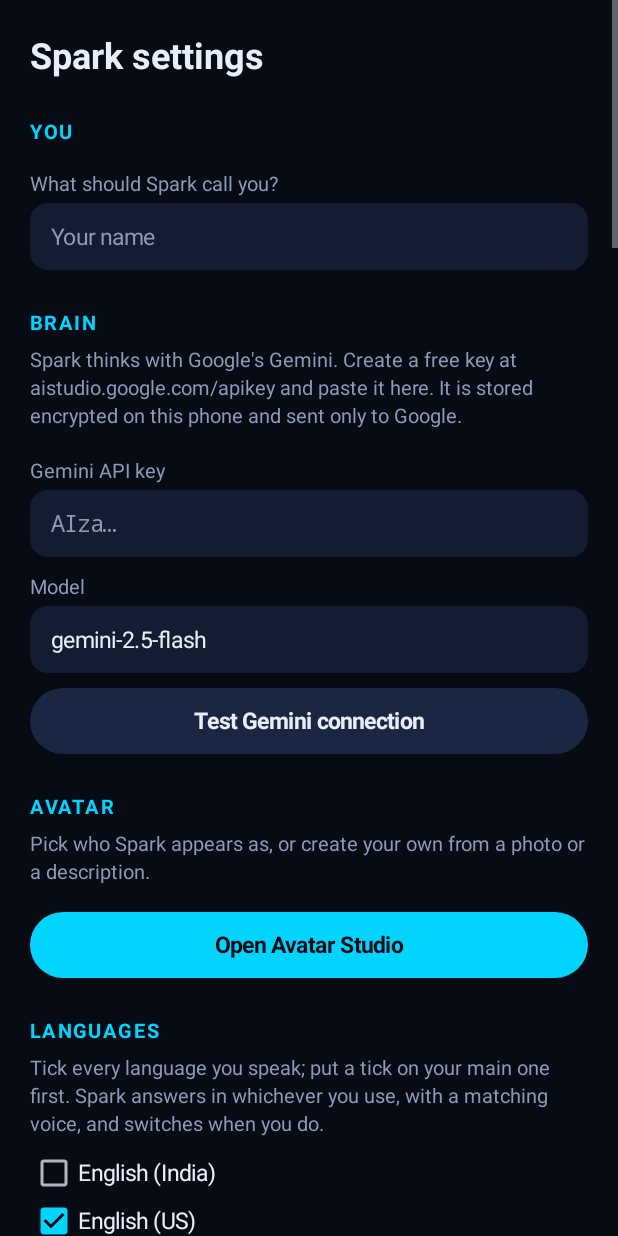
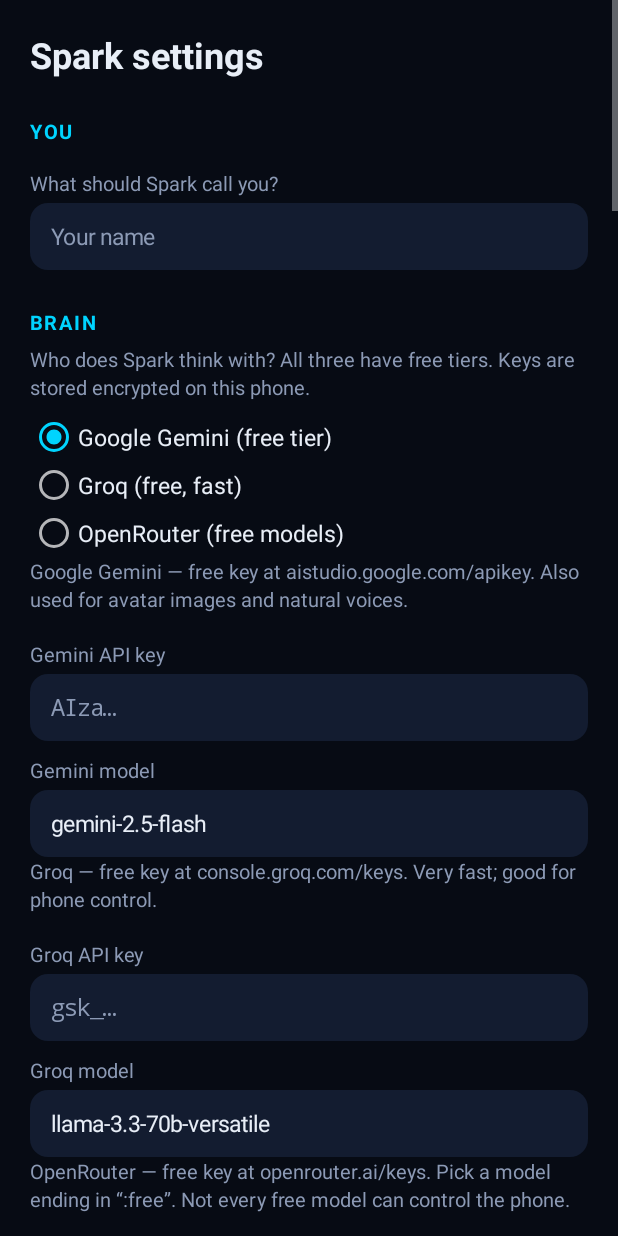
Before and after one commit to svs45-21/spark_quantum_ai_os_v1.0.1--1-, an Android app: the screen it shows after launch (SettingsActivity), after a tap on "Settings", on a phone screen of 412 x 824 dp. Run offline under Robolectric (Android 15) with nearby library versions, the phone set to English and light mode, and no system bars.

Commit message:
Add free provider options: Groq, OpenRouter and Pollinations
Gemini's free tier already covers chat and the phone voice; only AI image
generation and natural voice have a tight quota. This adds free
alternatives and makes the provider switchable.

- The conversation is now kept in a provider-neutral Msg model, so the
  brain can be switched mid-chat without losing context. Agent, GeminiClient
  and the new OpenAiCompatClient all serialise from it.
- Brain: Gemini, Groq or OpenRouter (OpenAI-style chat + tool calling, one
  client for both). Each has its own encrypted key and model in Settings.
  A RoutingLlm picks the provider per request. The tool catalogue is
  converted to OpenAI's lowercase JSON-schema tools on the fly.
- Avatar images: Pollinations (free, no key, no quota) for creating from a
  description, or Gemini. Restyling a photo still uses Gemini (img2img).
  Selectable in Settings and Avatar Studio.
- Gemini 429s back off longer and explain the free-tier quota.

Tests: neutral-message Agent/Gemini tests updated; new tests for the
OpenAI request/response shapes, tool-schema lowercasing and the keyless
Pollinations URL. 61 JVM tests pass; full app compiles.

Co-Authored-By: Claude Opus 4.8 <noreply@anthropic.com>
Claude-Session: https://claude.ai/code/session_011JXGcyYzwG1daPqENaPtW8

```diff
--- /dev/null
+++ b/spark_quantum_ai_os/android/app/src/main/java/com/spark/companion/brain/RoutingLlm.kt
@@ -0,0 +1,28 @@
+package com.spark.companion.brain
+
+import org.json.JSONArray
+
+/**
+ * Sends each request to whichever chat provider the user has chosen. Because
+ * the conversation is kept in the neutral [Msg] format, the provider can be
+ * switched at any time without losing context.
+ */
+class RoutingLlm(private val provider: () -> String, private val clients: Map<String, Llm>) : Llm {
+    override suspend fun generate(system: String, history: List<Msg>, tools: JSONArray): LlmReply {
+        val key = provider()
+        val client = clients[key] ?: clients["gemini"] ?: clients.values.first()
+        return client.generate(system, history, tools)
+    }
+
+    companion object {
+        const val GEMINI = "gemini"
+        const val GROQ = "groq"
+        const val OPENROUTER = "openrouter"
+
+        val PROVIDERS = listOf(
+            GEMINI to "Google Gemini (free tier)",
+            GROQ to "Groq (free, fast)",
+            OPENROUTER to "OpenRouter (free models)",
+        )
+    }
+}
--- a/spark_quantum_ai_os/android/app/src/main/java/com/spark/companion/core/Settings.kt
+++ b/spark_quantum_ai_os/android/app/src/main/java/com/spark/companion/core/Settings.kt
@@ -14,6 +14,8 @@ class Settings(context: Context) {
     // Decrypting hits the Keystore, so secrets are cached after first read.
     @Volatile private var apiKeyCache: String? = null
     @Volatile private var tokenCache: String? = null
+    @Volatile private var groqKeyCache: String? = null
+    @Volatile private var openRouterKeyCache: String? = null
 
     var apiKey: String
         get() = apiKeyCache ?: SecretStore.decrypt(prefs.getString("api_key", null)).also { apiKeyCache = it }
@@ -21,6 +23,22 @@ class Settings(context: Context) {
             val clean = value.trim()
             apiKeyCache = clean
             prefs.edit().putString("api_key", if (clean.isEmpty()) null else SecretStore.encrypt(clean)).apply()
+        }
+
+    var groqApiKey: String
+        get() = groqKeyCache ?: SecretStore.decrypt(prefs.getString("groq_key", null)).also { groqKeyCache = it }
+        set(value) {
+            val clean = value.trim()
+            groqKeyCache = clean
+            prefs.edit().putString("groq_key", if (clean.isEmpty()) null else SecretStore.encrypt(clean)).apply()
+        }
+
+    var openRouterApiKey: String
+        get() = openRouterKeyCache ?: SecretStore.decrypt(prefs.getString("openrouter_key", null)).also { openRouterKeyCache = it }
+        set(value) {
+            val clean = value.trim()
+            openRouterKeyCache = clean
+            prefs.edit().putString("openrouter_key", if (clean.isEmpty()) null else SecretStore.encrypt(clean)).apply()
         }
 
     var serverToken: String
@@ -77,6 +95,31 @@ class Settings(context: Context) {
         get() = prefs.getString("tts_model", null)?.takeIf { it.isNotBlank() } ?: GeminiMedia.DEFAULT_TTS_MODEL
         set(value) = prefs.edit().putString("tts_model", value.trim()).apply()
 
+    /** Which brain answers: "gemini", "groq" or "openrouter". */
+    var chatProvider: String
+        get() = prefs.getString("chat_provider", "gemini") ?: "gemini"
+        set(value) = prefs.edit().putString("chat_provider", value).apply()
+
+    var groqModel: String
+        get() = prefs.getString("groq_model", null)?.takeIf { it.isNotBlank() } ?: com.spark.companion.brain.OpenAiCompatClient.DEFAULT_GROQ_MODEL
+        set(value) = prefs.edit().putString("groq_model", value.trim()).apply()
+
+    var openRouterModel: String
+        get() = prefs.getString("openrouter_model", null)?.takeIf { it.isNotBlank() } ?: com.spark.companion.brain.OpenAiCompatClient.DEFAULT_OPENROUTER_MODEL
+        set(value) = prefs.edit().putString("openrouter_model", value.trim()).apply()
+
+    /** Which image generator makes avatars: "gemini" or "pollinations" (free). */
+    var imageProvider: String
+        get() = prefs.getString("image_provider", "gemini") ?: "gemini"
+        set(value) = prefs.edit().putString("image_provider", value).apply()
+
+    /** The API key for the current chat provider (empty for Pollinations/Gemini-free is handled elsewhere). */
+    fun chatKeyFor(provider: String): String = when (provider) {
+        "groq" -> groqApiKey
+        "openrouter" -> openRouterApiKey
+        else -> apiKey
+    }
+
     var wakeWord: String
         get() = prefs.getString("wake_word", null)?.takeIf { it.isNotBlank() } ?: "spark"
         set(value) = prefs.edit().putString("wake_word", value.trim().lowercase()).apply()
--- a/spark_quantum_ai_os/android/app/src/main/java/com/spark/companion/engine/SparkEngine.kt
+++ b/spark_quantum_ai_os/android/app/src/main/java/com/spark/companion/engine/SparkEngine.kt
@@ -7,6 +7,9 @@ import com.spark.companion.brain.ActionPolicy
 import com.spark.companion.brain.Agent
 import com.spark.companion.brain.ConfirmRequest
 import com.spark.companion.brain.GeminiClient
+import com.spark.companion.brain.Msg
+import com.spark.companion.brain.OpenAiCompatClient
+import com.spark.companion.brain.RoutingLlm
 import com.spark.companion.brain.Greetings
 import com.spark.companion.brain.LlmException
 import com.spark.companion.brain.Languages
@@ -61,7 +64,15 @@ class SparkEngine(private val context: Context) {
     private val speaker = Speaker(context)
     private val link = SparkLink({ settings.serverUrl }, { settings.serverToken })
     private val tools = PhoneTools(context, settings, memory, link) { uiVisible.value }
-    private val agent = Agent(GeminiClient({ settings.apiKey }, { settings.model }), tools)
+    private val llm = RoutingLlm(
+        provider = { settings.chatProvider },
+        clients = mapOf(
+            RoutingLlm.GEMINI to GeminiClient({ settings.apiKey }, { settings.model }),
+            RoutingLlm.GROQ to OpenAiCompatClient.groq({ settings.groqApiKey }, { settings.groqModel }),
+            RoutingLlm.OPENROUTER to OpenAiCompatClient.openRouter({ settings.openRouterApiKey }, { settings.openRouterModel }),
+        ),
+    )
+    private val agent = Agent(llm, tools)
 
     private val scope = CoroutineScope(SupervisorJob() + Dispatchers.Main.immediate)
     private var job: Job? = null
@@ -221,15 +232,15 @@ class SparkEngine(private val context: Context) {
         }
     }
 
-    suspend fun testGemini(): String = try {
-        val reply = GeminiClient({ settings.apiKey }, { settings.model }).generate(
+suspend fun testGemini(): String = try {
+        val reply = llm.generate(
             "Reply with one short friendly sentence.",
-            listOf(com.spark.companion.brain.Content.userText("Say hello to confirm you are working.")),
+            listOf(Msg.User("Say hello to confirm you are working.")),
             org.json.JSONArray()
         )
         "Connected: " + reply.text
     } catch (e: LlmException) {
-        e.message ?: "Gemini test failed."
+        e.message ?: "Connection test failed."
     }
 
     suspend fun testDesktopLink(): Boolean = link.ping()
--- a/spark_quantum_ai_os/android/app/src/main/java/com/spark/companion/ui/SettingsActivity.kt
+++ b/spark_quantum_ai_os/android/app/src/main/java/com/spark/companion/ui/SettingsActivity.kt
@@ -163,16 +163,53 @@ class SettingsActivity : Activity() {
 
         section(
             "BRAIN",
-            "Spark thinks with Google's Gemini. Create a free key at aistudio.google.com/apikey and paste it here. " +
-                "It is stored encrypted on this phone and sent only to Google."
+            "Who does Spark think with? All three have free tiers. Keys are stored encrypted on this phone."
         )
+        val brains = android.widget.RadioGroup(this).apply { orientation = android.widget.RadioGroup.VERTICAL }
+        for ((key, label) in com.spark.companion.brain.RoutingLlm.PROVIDERS) {
+            brains.addView(android.widget.RadioButton(this).apply {
+                id = View.generateViewId()
+                text = label
+                setTextColor(Ui.TEXT)
+                textSize = 15.5f
+                isChecked = settings.chatProvider == key
+                setOnCheckedChangeListener { _, checked -> if (checked) settings.chatProvider = key }
+            })
+        }
+        content.addView(brains)
+
+        note("Google Gemini — free key at aistudio.google.com/apikey. Also used for avatar images and natural voices.")
         field("Gemini API key", settings.apiKey, "AIza…", secret = true) { settings.apiKey = it }
-        field("Model", settings.model, "gemini-2.5-flash") { settings.model = it }
-        action("Test Gemini connection") {
+        field("Gemini model", settings.model, "gemini-2.5-flash") { settings.model = it }
+
+        note("Groq — free key at console.groq.com/keys. Very fast; good for phone control.")
+        field("Groq API key", settings.groqApiKey, "gsk_…", secret = true) { settings.groqApiKey = it }
+        field("Groq model", settings.groqModel, com.spark.companion.brain.OpenAiCompatClient.DEFAULT_GROQ_MODEL) { settings.groqModel = it }
+
+        note("OpenRouter — free key at openrouter.ai/keys. Pick a model ending in “:free”. Not every free model can control the phone.")
+        field("OpenRouter API key", settings.openRouterApiKey, "sk-or-…", secret = true) { settings.openRouterApiKey = it }
+        field("OpenRouter model", settings.openRouterModel, com.spark.companion.brain.OpenAiCompatClient.DEFAULT_OPENROUTER_MODEL) { settings.openRouterModel = it }
+
+        action("Test the selected brain") {
             save()
             toast("Testing…")
             scope.launch { toast(engine.testGemini()) }
         }
+
+        section("AVATAR IMAGES", "How AI makes avatars from a description. Pollinations is free with no key or quota.")
+        val imageProviders = android.widget.RadioGroup(this).apply { orientation = android.widget.RadioGroup.VERTICAL }
+        for ((key, label) in listOf("pollinations" to "Pollinations (free, no key)", "gemini" to "Gemini (free-tier quota)")) {
+            imageProviders.addView(android.widget.RadioButton(this).apply {
+                id = View.generateViewId()
+                text = label
+                setTextColor(Ui.TEXT)
+                textSize = 15.5f
+                isChecked = settings.imageProvider == key
+                setOnCheckedChangeListener { _, checked -> if (checked) settings.imageProvider = key }
+            })
+        }
+        content.addView(imageProviders)
+        note("Restyling one of your own photos always uses Gemini (the free image maker can only create from a description).")
 
         section("AVATAR", "Pick who Spark appears as, or create your own from a photo or a description.")
         action("Open Avatar Studio", Ui.ACCENT, Ui.BG) {
```
Also changed, not shown: spark_quantum_ai_os/android/app/src/main/java/com/spark/companion/brain/Agent.kt (+19 -31 lines), spark_quantum_ai_os/android/app/src/main/java/com/spark/companion/brain/GeminiClient.kt (+44 -15 lines), spark_quantum_ai_os/android/app/src/main/java/com/spark/companion/brain/ImageGen.kt (added, +91 -0 lines), spark_quantum_ai_os/android/app/src/main/java/com/spark/companion/brain/Llm.kt (+29 -42 lines), spark_quantum_ai_os/android/app/src/main/java/com/spark/companion/brain/OpenAiCompatClient.kt (added, +174 -0 lines), spark_quantum_ai_os/android/app/src/main/java/com/spark/companion/brain/OpenAiHttp.kt (added, +83 -0 lines), spark_quantum_ai_os/android/app/src/main/java/com/spark/companion/ui/AvatarStudioActivity.kt (+19 -9 lines), 5 other files.
